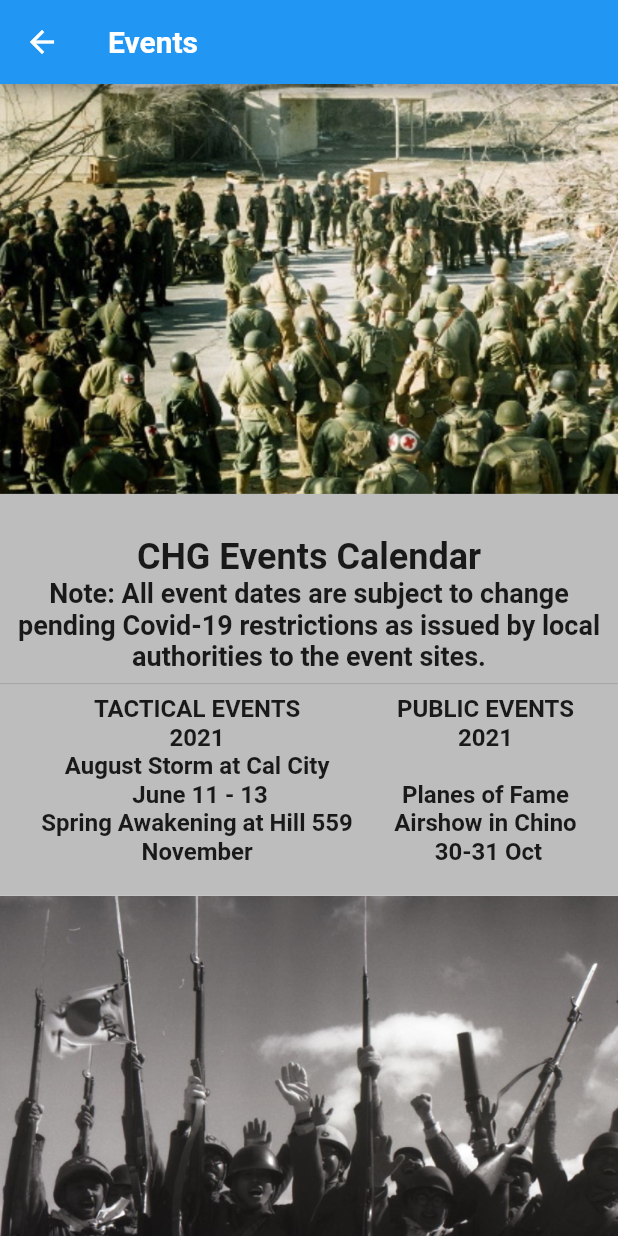
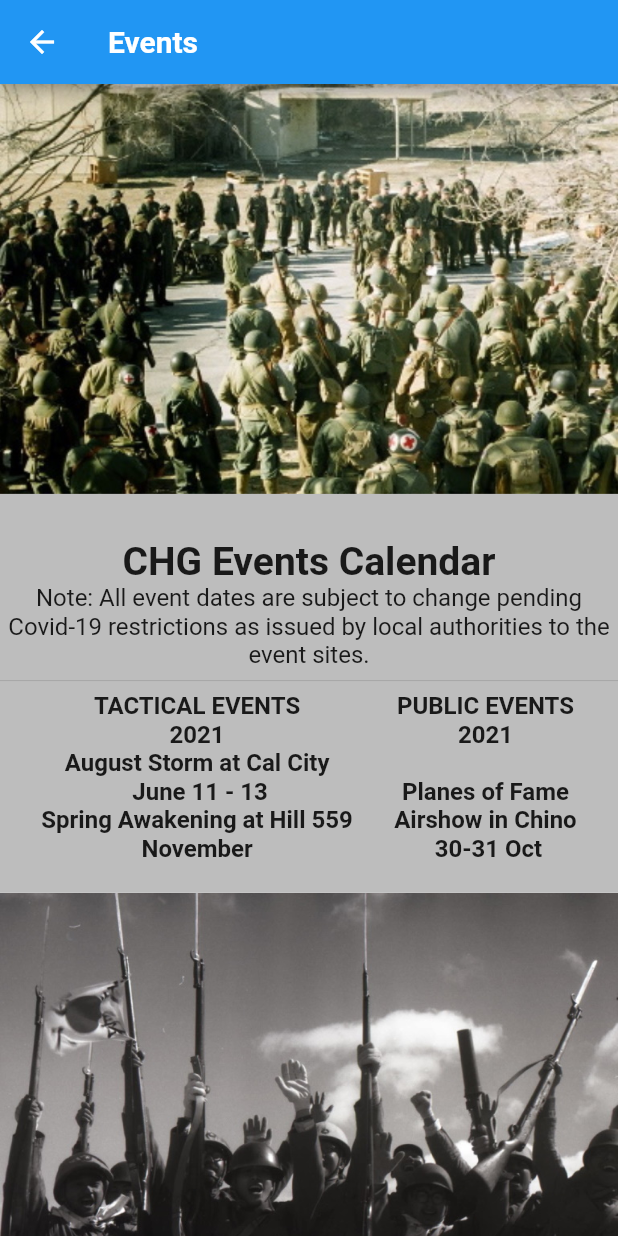
Before and after one commit to AllexisAlvarico/CHG_app, a Flutter app: the EventsPage screen opened directly, on a phone screen of 412 x 824 dp. Run offline on Flutter 3.47's test engine with Material 2 defaults, Android fonts, the light colour scheme and no system bars; our stand-ins replace animated_splash_screen, flutter_svg; Roboto replaces fonts that are missing (Futura).

Commit message:
Implemented createText function from #4 and applied it to all text. Fixed Dividers so they are all now equal.

```diff
--- a/lib/events.dart
+++ b/lib/events.dart
@@ -37,13 +37,15 @@ class _EventsPageState extends State<EventsPage> {
                 Text(
                   "\nCHG Events Calendar",
                   textAlign: TextAlign.center,
-                  style: TextStyle(fontSize: 24, fontWeight: FontWeight.bold),
+                  style: TextStyle(fontSize: 26, fontWeight: FontWeight.bold),
                 ),
                 Text(
                   "Note: All event dates are subject to change pending Covid-19 " +
                       "restrictions as issued by local authorities to the event sites.",
                   textAlign: TextAlign.center,
-                  style: TextStyle(fontSize: 18, fontWeight: FontWeight.bold),
+                  style: TextStyle(
+                    fontSize: 16,
+                  ),
                 ),
                 Divider(height: 15.0),
                 Container(
@@ -69,14 +71,18 @@ class _EventsPageState extends State<EventsPage> {
           ),
           Divider(height: 20.0, thickness: 21.0, color: Colors.grey[400]),
           Image(image: AssetImage("assets/images/events/events2.jpg")),
-          Divider(height: 10.0),
-          Text(
+          Divider(
+            height: 10.0,
+          ),
+          createText(
               "Temporary Membership Rule",
-            style: TextStyle(fontSize: 24, fontWeight: FontWeight.bold),
-            textAlign: TextAlign.center,
+              TextStyle(fontSize: 26, fontWeight: FontWeight.bold),
+              TextAlign.center),
+          Divider(
+            height: 7.5,
+            thickness: 2,
           ),
-          Divider(height: 7.5),
-          Text(
+          createText(
               "The CHG has changed its Bylaws governing Non-Members" +
                   " and the Reciprocal Agreements it has with other reenactment" +
                   " clubs: effective January 1st, 2014, the CHG will no longer" +
@@ -87,24 +93,30 @@ class _EventsPageState extends State<EventsPage> {
                   " limited membership status for the event they are participating" +
                   " in, thus satisfying insurance requirements and adequately" +
                   " compensating the efforts of the CHG in hosting events." +
-                " Please note that if you are not current on your CHG dues," +
+                  "\n\nPlease note that if you are not current on your CHG dues," +
                   " you will need to pay either Temporary or Regular Membership" +
-                " dues at the event. You MUST be a member in either status to" +
+                  " dues at the event.",
+              TextStyle(fontSize: 16),
+              TextAlign.left),
+          Divider(
+            height: 15.0,
+            color: Colors.transparent,
+          ),
+          createText(
+              "You MUST be a member in either status to" +
                   " attend one of our events.",
-            style: TextStyle(
-              color: Colors.black,
-              fontSize: 16,
-              fontWeight: FontWeight.bold,
+              TextStyle(fontSize: 24, fontWeight: FontWeight.bold),
+              TextAlign.center),
+          Divider(
+            height: 15.0,
+            thickness: 2,
           ),
-            textAlign: TextAlign.center,
-          ),
-          Divider(height: 15.0),
-          Text(
+          createText(
               "CHG Photography Policy",
-            style: TextStyle(fontSize: 24, fontWeight: FontWeight.bold),
-            textAlign: TextAlign.center,
-          ),
-          Text(
+              TextStyle(fontSize: 26, fontWeight: FontWeight.bold),
+              TextAlign.center),
+          Divider(height: 15.0, thickness: 2),
+          createText(
               "Taking digital photographs and video is reserved for paid " +
                   "CHG Members. The amount and nature should be such that it does" +
                   " not distract from the overall period-correct immersive nature" +
@@ -117,42 +129,43 @@ class _EventsPageState extends State<EventsPage> {
                   " member units. Regardless who attends an event they must be in" +
                   " period clothing, with grooming and overall appearance meeting" +
                   " standards of the time period.",
-            style: TextStyle(
-              color: Colors.black,
-              fontSize: 16,
-              fontWeight: FontWeight.bold,
+              TextStyle(fontSize: 16),
+              TextAlign.left),
+          Divider(
+            height: 15.0,
+            thickness: 2,
           ),
-            textAlign: TextAlign.center,
+          createText(
+              "Different Event Types",
+              TextStyle(fontSize: 26, fontWeight: FontWeight.bold),
+              TextAlign.center),
+          Divider(
+            height: 15.0,
+            thickness: 2,
           ),
-          Divider(height: 15.0),
-          Text(
-            "Different Event Types",
-            style: TextStyle(fontSize: 24, fontWeight: FontWeight.bold),
-            textAlign: TextAlign.center,
-          ),
-          Text(
+          createText(
               "For the purpose of the CHG, we differentiate all" +
-                "upcoming events as either Tactical or Living History. While" +
+                  " upcoming events as either Tactical or Living History. While" +
                   " the CHG hosts private events, CHG units themselves choose to" +
                   " participate in public events.  What follows are brief" +
                   " descriptions of the different event types with examples of" +
                   " each. See the calendar for notices and links to more" +
                   " information of CHG hosted and participating events.",
-            style: TextStyle(
-              color: Colors.black,
-              fontSize: 16,
-              fontWeight: FontWeight.bold,
+              TextStyle(fontSize: 16),
+              TextAlign.left),
+          Divider(
+            height: 15.0,
+            thickness: 2,
           ),
-            textAlign: TextAlign.center,
+          createText(
+              "Private Tactical Battle",
+              TextStyle(fontSize: 26, fontWeight: FontWeight.bold),
+              TextAlign.center),
+          Divider(
+            height: 15.0,
+            thickness: 2,
           ),
-          Divider(height: 25.0),
-          Text(
-            "Private Tactical Battle",
-            style: TextStyle(fontSize: 20, fontWeight: FontWeight.bold),
-            textAlign: TextAlign.center,
-          ),
-          Divider(height: 5.0),
-          Text(
+          createText(
               "Tactical or mock battles are designed to immerse the" +
                   " individual in the sights and sounds of World War" +
                   " II combat. The purpose is not to recreate war but" +
@@ -186,20 +199,24 @@ class _EventsPageState extends State<EventsPage> {
                   " recreate. The public can however see scaled-down public" +
                   " battles at Living History events such as the Chino Air" +
                   " Show and at Marching Through History.",
-            style: TextStyle(
-              color: Colors.black,
+              TextStyle(
                 fontSize: 16,
-              fontWeight: FontWeight.bold,
               ),
+              TextAlign.left),
+          Divider(
+            height: 15.0,
+            thickness: 2,
+          ),
+          Text(
+            "Living History",
+            style: TextStyle(fontSize: 26, fontWeight: FontWeight.bold),
             textAlign: TextAlign.center,
           ),
-          Divider(height: 15.0),
-          Text(
-            "Living History",
-            style: TextStyle(fontSize: 20, fontWeight: FontWeight.bold),
-            textAlign: TextAlign.center,
+          Divider(
+            height: 15.0,
+            thickness: 2,
           ),
-          Text(
+          createText(
               "These events are generally run by outside organizations not" +
                   " connected with the CHG. Living History in its specific" +
                   " sense is geared towards various reenactor groups" +
@@ -222,39 +239,34 @@ class _EventsPageState extends State<EventsPage> {
                   " includes other venues involving the public, such as Air" +
                   " Shows, Gun Shows, Parades. Veteran Events, Memorial" +
                   " Services, etc. ",
-            style: TextStyle(
-              color: Colors.black,
-              fontSize: 16,
-              fontWeight: FontWeight.bold,
+              TextStyle(fontSize: 16),
+              TextAlign.left),
+          Divider(
+            height: 15.0,
+            thickness: 2,
           ),
-            textAlign: TextAlign.center,
+          createText(
+              "Minimum Age\nPolicy for Tactical Events:",
+              TextStyle(fontSize: 26, fontWeight: FontWeight.bold),
+              TextAlign.center),
+          Divider(
+            height: 15.0,
+            thickness: 2,
           ),
-          Divider(height: 30.0),
-          Text(
-            "Minimum Age Policy for Tactical Events:",
-            style: TextStyle(fontSize: 20, fontWeight: FontWeight.bold),
-            textAlign: TextAlign.center,
-          ),
-          Divider(height: 10.0, color: Colors.transparent),
-          Text(
-            "The preferred age for a regular member is 18 years\n" +
-                " of age; a member less than 18 years of age may be\n" +
-                " admitted to a tactical battle event if they are\n" +
-                " accompanied by a parent or legal guardian and\n" +
-                " have a waiver of liability (click the icon below)\n" +
-                " signed by such parent or guardian\n" +
-                " and submitted to the Membership Chairman prior\n" +
-                " to such re-enactment. A legal parent or guardian\n" +
-                " must be present with the minor during the event.\n" +
-                "In no situation, however, may anyone under the age\n" +
+          createText(
+              "The preferred age for a regular member is 18 years " +
+                  " of age; a member less than 18 years of age may be " +
+                  " admitted to a tactical battle event if they are " +
+                  " accompanied by a parent or legal guardian and " +
+                  " have a waiver of liability (click the icon below)" +
+                  " signed by such parent or guardian " +
+                  " and submitted to the Membership Chairman prior " +
+                  " to such re-enactment. A legal parent or guardian " +
+                  " must be present with the minor during the event. " +
+                  "In no situation, however, may anyone under the age " +
                   " of 15 be admitted to tactical events.",
-            textAlign: TextAlign.center,
-            style: TextStyle(
-              color: Colors.black,
-              fontSize: 16,
-              fontWeight: FontWeight.bold,
-            ),
-          ),
+              TextStyle(fontSize: 16),
+              TextAlign.left),
           Divider(height: 15.0),
           GestureDetector(
               onTap: () => _launchURL(_launchGDrive.toString()),
@@ -264,7 +276,9 @@ class _EventsPageState extends State<EventsPage> {
                   height: 250.0,
                 ),
               )),
-          Divider(height: 30.0),
+          Divider(
+            height: 15.0,
+          ),
         ],
       ), // temp
     );
@@ -273,3 +287,15 @@ class _EventsPageState extends State<EventsPage> {
 
 void _launchURL(_url) async =>
     await canLaunch(_url) ? await launch(_url) : throw 'Could not launch $_url';
+
+createText(String text, TextStyle style, TextAlign position) {
+  return SizedBox(
+      width: double.infinity,
+      child: Container(
+          margin: const EdgeInsets.fromLTRB(10.0, 0.0, 10.0, 0),
+          child: Text(
+            text,
+            style: style,
+            textAlign: position,
+          )));
+}
```
Lines whose indentation alone changed are shown as unchanged.
